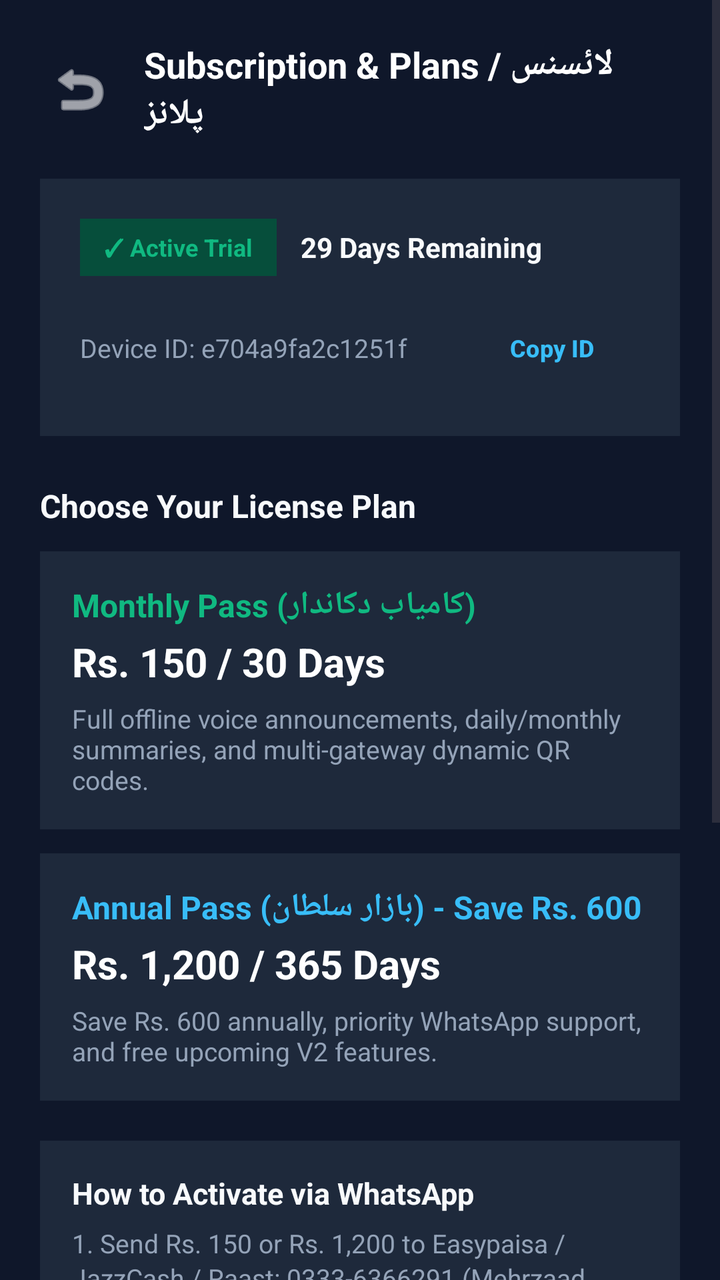
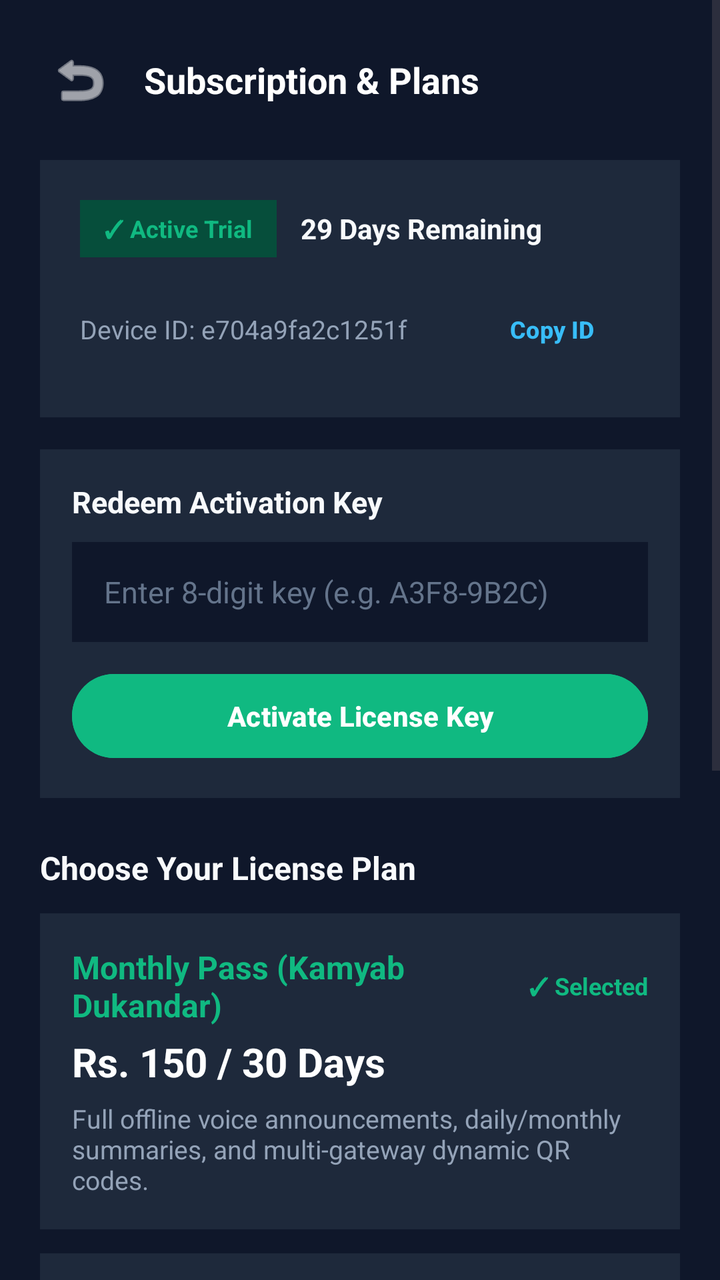

Two renders of the same Android screen: before a commit and after it. Below are the layout's source before the change and the commit's diff.
<!-- AndroidManifest.xml: application theme Theme.BolPaisa -->
<!-- res/layout/activity_subscription.xml -->
<?xml version="1.0" encoding="utf-8"?>
<ScrollView xmlns:android="http://schemas.android.com/apk/res/android"
    android:layout_width="match_parent"
    android:layout_height="match_parent"
    android:background="#0F172A"
    android:fillViewport="true">

    <LinearLayout
        android:layout_width="match_parent"
        android:layout_height="wrap_content"
        android:orientation="vertical"
        android:padding="20dp">

        
        <LinearLayout
            android:layout_width="match_parent"
            android:layout_height="wrap_content"
            android:gravity="center_vertical"
            android:orientation="horizontal">

            <ImageButton
                android:id="@+id/btnBack"
                android:layout_width="40dp"
                android:layout_height="40dp"
                android:background="?attr/selectableItemBackgroundBorderless"
                android:contentDescription="Back"
                android:src="@android:drawable/ic_menu_revert"
                android:tint="#FFFFFF" />

            <TextView
                android:layout_width="wrap_content"
                android:layout_height="wrap_content"
                android:layout_marginStart="12dp"
                android:text="Subscription &amp; Plans / لائسنس پلانز"
                android:textColor="#FFFFFF"
                android:textSize="18sp"
                android:textStyle="bold" />

        </LinearLayout>

        
        <LinearLayout
            android:layout_width="match_parent"
            android:layout_height="wrap_content"
            android:layout_marginTop="20dp"
            android:background="#1E293B"
            android:orientation="vertical"
            android:padding="20dp">

            <LinearLayout
                android:layout_width="match_parent"
                android:layout_height="wrap_content"
                android:gravity="center_vertical"
                android:orientation="horizontal">

                <TextView
                    android:id="@+id/tvStatusChip"
                    android:layout_width="wrap_content"
                    android:layout_height="wrap_content"
                    android:background="#064E3B"
                    android:paddingHorizontal="12dp"
                    android:paddingVertical="6dp"
                    android:text="✓ Active Trial"
                    android:textColor="#10B981"
                    android:textSize="12sp"
                    android:textStyle="bold" />

                <TextView
                    android:id="@+id/tvDaysRemaining"
                    android:layout_width="wrap_content"
                    android:layout_height="wrap_content"
                    android:layout_marginStart="12dp"
                    android:text="29 Days Remaining"
                    android:textColor="#F8FAFC"
                    android:textSize="14sp"
                    android:textStyle="bold" />

            </LinearLayout>

            <LinearLayout
                android:layout_width="match_parent"
                android:layout_height="wrap_content"
                android:layout_marginTop="12dp"
                android:gravity="center_vertical"
                android:orientation="horizontal">

                <TextView
                    android:id="@+id/tvDeviceId"
                    android:layout_width="0dp"
                    android:layout_height="wrap_content"
                    android:layout_weight="1"
                    android:text="Device ID: e704a9fa2c1251f"
                    android:textColor="#94A3B8"
                    android:textSize="13sp" />

                <Button
                    android:id="@+id/btnCopyDeviceId"
                    style="?attr/borderlessButtonStyle"
                    android:layout_width="wrap_content"
                    android:layout_height="wrap_content"
                    android:text="Copy ID"
                    android:textAllCaps="false"
                    android:textColor="#38BDF8"
                    android:textSize="12sp"
                    android:textStyle="bold" />

            </LinearLayout>

        </LinearLayout>

        
        <TextView
            android:layout_width="wrap_content"
            android:layout_height="wrap_content"
            android:layout_marginTop="24dp"
            android:text="Choose Your License Plan"
            android:textColor="#F8FAFC"
            android:textSize="16sp"
            android:textStyle="bold" />

        
        <LinearLayout
            android:layout_width="match_parent"
            android:layout_height="wrap_content"
            android:layout_marginTop="12dp"
            android:background="#1E293B"
            android:orientation="vertical"
            android:padding="16dp">

            <TextView
                android:layout_width="wrap_content"
                android:layout_height="wrap_content"
                android:text="Monthly Pass (کامیاب دکاندار)"
                android:textColor="#10B981"
                android:textSize="16sp"
                android:textStyle="bold" />

            <TextView
                android:layout_width="wrap_content"
                android:layout_height="wrap_content"
                android:layout_marginTop="4dp"
                android:text="Rs. 150 / 30 Days"
                android:textColor="#FFFFFF"
                android:textSize="20sp"
                android:textStyle="bold" />

            <TextView
                android:layout_width="wrap_content"
                android:layout_height="wrap_content"
                android:layout_marginTop="6dp"
                android:text="Full offline voice announcements, daily/monthly summaries, and multi-gateway dynamic QR codes."
                android:textColor="#94A3B8"
                android:textSize="13sp" />

        </LinearLayout>

        
        <LinearLayout
            android:layout_width="match_parent"
            android:layout_height="wrap_content"
            android:layout_marginTop="12dp"
            android:background="#1E293B"
            android:orientation="vertical"
            android:padding="16dp">

            <TextView
                android:layout_width="wrap_content"
                android:layout_height="wrap_content"
                android:text="Annual Pass (بازار سلطان) - Save Rs. 600"
                android:textColor="#38BDF8"
                android:textSize="16sp"
                android:textStyle="bold" />

            <TextView
                android:layout_width="wrap_content"
                android:layout_height="wrap_content"
                android:layout_marginTop="4dp"
                android:text="Rs. 1,200 / 365 Days"
                android:textColor="#FFFFFF"
                android:textSize="20sp"
                android:textStyle="bold" />

            <TextView
                android:layout_width="wrap_content"
                android:layout_height="wrap_content"
                android:layout_marginTop="6dp"
                android:text="Save Rs. 600 annually, priority WhatsApp support, and free upcoming V2 features."
                android:textColor="#94A3B8"
                android:textSize="13sp" />

        </LinearLayout>

        
        <LinearLayout
            android:layout_width="match_parent"
            android:layout_height="wrap_content"
            android:layout_marginTop="20dp"
            android:background="#1E293B"
            android:orientation="vertical"
            android:padding="16dp">

            <TextView
                android:layout_width="wrap_content"
                android:layout_height="wrap_content"
                android:text="How to Activate via WhatsApp"
                android:textColor="#F8FAFC"
                android:textSize="15sp"
                android:textStyle="bold" />

            <TextView
                android:layout_width="wrap_content"
                android:layout_height="wrap_content"
                android:layout_marginTop="6dp"
                android:lineSpacingExtra="2dp"
                android:text="1. Send Rs. 150 or Rs. 1,200 to Easypaisa / JazzCash / Raast: 0333-6366291 (Mehrzaad Technologies).\n2. Tap the button below to share payment proof &amp; receive your 8-digit key."
                android:textColor="#94A3B8"
                android:textSize="13sp" />

            <Button
                android:id="@+id/btnSendWhatsAppProof"
                android:layout_width="match_parent"
                android:layout_height="50dp"
                android:layout_marginTop="16dp"
                android:backgroundTint="#25D366"
                android:text="Send Payment Proof on WhatsApp"
                android:textAllCaps="false"
                android:textColor="#FFFFFF"
                android:textSize="14sp"
                android:textStyle="bold" />

        </LinearLayout>

        
        <LinearLayout
            android:layout_width="match_parent"
            android:layout_height="wrap_content"
            android:layout_marginTop="20dp"
            android:background="#1E293B"
            android:orientation="vertical"
            android:padding="16dp">

            <TextView
                android:layout_width="wrap_content"
                android:layout_height="wrap_content"
                android:text="Redeem Activation Key"
                android:textColor="#F8FAFC"
                android:textSize="15sp"
                android:textStyle="bold" />

            <EditText
                android:id="@+id/etKeyInput"
                android:layout_width="match_parent"
                android:layout_height="50dp"
                android:layout_marginTop="10dp"
                android:background="#0F172A"
                android:hint="Enter 8-digit key (e.g. A3F8-9B2C)"
                android:inputType="textCapCharacters"
                android:paddingHorizontal="16dp"
                android:textColor="#F8FAFC"
                android:textColorHint="#64748B"
                android:textSize="15sp" />

            <Button
                android:id="@+id/btnRedeemKey"
                android:layout_width="match_parent"
                android:layout_height="50dp"
                android:layout_marginTop="12dp"
                android:backgroundTint="#10B981"
                android:text="Activate License Key"
                android:textAllCaps="false"
                android:textColor="#FFFFFF"
                android:textSize="14sp"
                android:textStyle="bold" />

        </LinearLayout>

    </LinearLayout>

</ScrollView>
<!-- resources referenced by this layout -->
<resources>
  <style name="Theme.BolPaisa" parent="Base.Theme.BolPaisa" />
  <style name="Base.Theme.BolPaisa" parent="Theme.Material3.DayNight.NoActionBar">
          
          
      </style>
</resources>

<!-- the commit's change to res/layout/activity_subscription.xml (unified diff, before → after) -->
@@ -31,7 +31,7 @@
                 android:layout_width="wrap_content"
                 android:layout_height="wrap_content"
                 android:layout_marginStart="12dp"
-                android:text="Subscription &amp; Plans / لائسنس پلانز"
+                android:text="Subscription &amp; Plans"
                 android:textColor="#FFFFFF"
                 android:textSize="18sp"
                 android:textStyle="bold" />
@@ -109,132 +109,10 @@
         </LinearLayout>
 
         
-        <TextView
-            android:layout_width="wrap_content"
-            android:layout_height="wrap_content"
-            android:layout_marginTop="24dp"
-            android:text="Choose Your License Plan"
-            android:textColor="#F8FAFC"
-            android:textSize="16sp"
-            android:textStyle="bold" />
-
-        
-        <LinearLayout
-            android:layout_width="match_parent"
-            android:layout_height="wrap_content"
-            android:layout_marginTop="12dp"
-            android:background="#1E293B"
-            android:orientation="vertical"
-            android:padding="16dp">
-
-            <TextView
-                android:layout_width="wrap_content"
-                android:layout_height="wrap_content"
-                android:text="Monthly Pass (کامیاب دکاندار)"
-                android:textColor="#10B981"
-                android:textSize="16sp"
-                android:textStyle="bold" />
-
-            <TextView
-                android:layout_width="wrap_content"
-                android:layout_height="wrap_content"
-                android:layout_marginTop="4dp"
-                android:text="Rs. 150 / 30 Days"
-                android:textColor="#FFFFFF"
-                android:textSize="20sp"
-                android:textStyle="bold" />
-
-            <TextView
-                android:layout_width="wrap_content"
-                android:layout_height="wrap_content"
-                android:layout_marginTop="6dp"
-                android:text="Full offline voice announcements, daily/monthly summaries, and multi-gateway dynamic QR codes."
-                android:textColor="#94A3B8"
-                android:textSize="13sp" />
-
-        </LinearLayout>
-
-        
-        <LinearLayout
-            android:layout_width="match_parent"
-            android:layout_height="wrap_content"
-            android:layout_marginTop="12dp"
-            android:background="#1E293B"
-            android:orientation="vertical"
-            android:padding="16dp">
-
-            <TextView
-                android:layout_width="wrap_content"
-                android:layout_height="wrap_content"
-                android:text="Annual Pass (بازار سلطان) - Save Rs. 600"
-                android:textColor="#38BDF8"
-                android:textSize="16sp"
-                android:textStyle="bold" />
-
-            <TextView
-                android:layout_width="wrap_content"
-                android:layout_height="wrap_content"
-                android:layout_marginTop="4dp"
-                android:text="Rs. 1,200 / 365 Days"
-                android:textColor="#FFFFFF"
-                android:textSize="20sp"
-                android:textStyle="bold" />
-
-            <TextView
-                android:layout_width="wrap_content"
-                android:layout_height="wrap_content"
-                android:layout_marginTop="6dp"
-                android:text="Save Rs. 600 annually, priority WhatsApp support, and free upcoming V2 features."
-                android:textColor="#94A3B8"
-                android:textSize="13sp" />
-
-        </LinearLayout>
-
-        
-        <LinearLayout
-            android:layout_width="match_parent"
-            android:layout_height="wrap_content"
-            android:layout_marginTop="20dp"
-            android:background="#1E293B"
-            android:orientation="vertical"
-            android:padding="16dp">
-
-            <TextView
-                android:layout_width="wrap_content"
-                android:layout_height="wrap_content"
-                android:text="How to Activate via WhatsApp"
-                android:textColor="#F8FAFC"
-                android:textSize="15sp"
-                android:textStyle="bold" />
-
-            <TextView
-                android:layout_width="wrap_content"
-                android:layout_height="wrap_content"
-                android:layout_marginTop="6dp"
-                android:lineSpacingExtra="2dp"
-                android:text="1. Send Rs. 150 or Rs. 1,200 to Easypaisa / JazzCash / Raast: 0333-6366291 (Mehrzaad Technologies).\n2. Tap the button below to share payment proof &amp; receive your 8-digit key."
-                android:textColor="#94A3B8"
-                android:textSize="13sp" />
-
-            <Button
-                android:id="@+id/btnSendWhatsAppProof"
-                android:layout_width="match_parent"
-                android:layout_height="50dp"
-                android:layout_marginTop="16dp"
-                android:backgroundTint="#25D366"
-                android:text="Send Payment Proof on WhatsApp"
-                android:textAllCaps="false"
-                android:textColor="#FFFFFF"
-                android:textSize="14sp"
-                android:textStyle="bold" />
-
-        </LinearLayout>
-
-        
-        <LinearLayout
-            android:layout_width="match_parent"
-            android:layout_height="wrap_content"
-            android:layout_marginTop="20dp"
+        <LinearLayout
+            android:layout_width="match_parent"
+            android:layout_height="wrap_content"
+            android:layout_marginTop="16dp"
             android:background="#1E293B"
             android:orientation="vertical"
             android:padding="16dp">
@@ -274,6 +152,174 @@
 
         </LinearLayout>
 
+        
+        <TextView
+            android:layout_width="wrap_content"
+            android:layout_height="wrap_content"
+            android:layout_marginTop="24dp"
+            android:text="Choose Your License Plan"
+            android:textColor="#F8FAFC"
+            android:textSize="16sp"
+            android:textStyle="bold" />
+
+        
+        <LinearLayout
+            android:id="@+id/cardMonthlyPlan"
+            android:layout_width="match_parent"
+            android:layout_height="wrap_content"
+            android:layout_marginTop="12dp"
+            android:background="#1E293B"
+            android:clickable="true"
+            android:focusable="true"
+            android:orientation="vertical"
+            android:padding="16dp">
+
+            <LinearLayout
+                android:layout_width="match_parent"
+                android:layout_height="wrap_content"
+                android:gravity="center_vertical"
+                android:orientation="horizontal">
+
+                <TextView
+                    android:id="@+id/tvMonthlyTitle"
+                    android:layout_width="0dp"
+                    android:layout_height="wrap_content"
+                    android:layout_weight="1"
+                    android:text="Monthly Pass (Kamyab Dukandar)"
+                    android:textColor="#10B981"
+                    android:textSize="16sp"
+                    android:textStyle="bold" />
+
+                <TextView
+                    android:id="@+id/tvMonthlyCheck"
+                    android:layout_width="wrap_content"
+                    android:layout_height="wrap_content"
+                    android:text="✓ Selected"
+                    android:textColor="#10B981"
+                    android:textSize="12sp"
+                    android:textStyle="bold" />
+
+            </LinearLayout>
+
+            <TextView
+                android:layout_width="wrap_content"
+                android:layout_height="wrap_content"
+                android:layout_marginTop="4dp"
+                android:text="Rs. 150 / 30 Days"
+                android:textColor="#FFFFFF"
+                android:textSize="20sp"
+                android:textStyle="bold" />
+
+            <TextView
+                android:layout_width="wrap_content"
+                android:layout_height="wrap_content"
+                android:layout_marginTop="6dp"
+                android:text="Full offline voice announcements, daily/monthly summaries, and multi-gateway dynamic QR codes."
+                android:textColor="#94A3B8"
+                android:textSize="13sp" />
+
+        </LinearLayout>
+
+        
+        <LinearLayout
+            android:id="@+id/cardAnnualPlan"
+            android:layout_width="match_parent"
+            android:layout_height="wrap_content"
+            android:layout_marginTop="12dp"
+            android:background="#1E293B"
+            android:clickable="true"
+            android:focusable="true"
+            android:orientation="vertical"
+            android:padding="16dp">
+
+            <LinearLayout
+                android:layout_width="match_parent"
+                android:layout_height="wrap_content"
+                android:gravity="center_vertical"
+                android:orientation="horizontal">
+
+                <TextView
+                    android:id="@+id/tvAnnualTitle"
+                    android:layout_width="0dp"
+                    android:layout_height="wrap_content"
+                    android:layout_weight="1"
+                    android:text="Annual Pass (Bazaar Sultan) - Save Rs. 600"
+                    android:textColor="#38BDF8"
+                    android:textSize="16sp"
+                    android:textStyle="bold" />
+
+                <TextView
+                    android:id="@+id/tvAnnualCheck"
+                    android:layout_width="wrap_content"
+                    android:layout_height="wrap_content"
+                    android:text=""
+                    android:textColor="#10B981"
+                    android:textSize="12sp"
+                    android:textStyle="bold"
+                    android:visibility="gone" />
+
+            </LinearLayout>
+
+            <TextView
+                android:layout_width="wrap_content"
+                android:layout_height="wrap_content"
+                android:layout_marginTop="4dp"
+                android:text="Rs. 1,200 / 365 Days"
+                android:textColor="#FFFFFF"
+                android:textSize="20sp"
+                android:textStyle="bold" />
+
+            <TextView
+                android:layout_width="wrap_content"
+                android:layout_height="wrap_content"
+                android:layout_marginTop="6dp"
+                android:text="Save Rs. 600 annually, priority WhatsApp support, and free upcoming V2 features."
+                android:textColor="#94A3B8"
+                android:textSize="13sp" />
+
+        </LinearLayout>
+
+        
+        <LinearLayout
+            android:layout_width="match_parent"
+            android:layout_height="wrap_content"
+            android:layout_marginTop="20dp"
+            android:background="#1E293B"
+            android:orientation="vertical"
+            android:padding="16dp">
+
+            <TextView
+                android:layout_width="wrap_content"
+                android:layout_height="wrap_content"
+                android:text="How to Activate via WhatsApp"
+                android:textColor="#F8FAFC"
+                android:textSize="15sp"
+                android:textStyle="bold" />
+
+            <TextView
+                android:layout_width="wrap_content"
+                android:layout_height="wrap_content"
+                android:layout_marginTop="6dp"
+                android:lineSpacingExtra="3dp"
+                android:text="1. Transfer fee to Easypaisa / JazzCash / Raast: 0333-6366291 (Mehrzaad Technologies).\n2. Select your paid plan above and tap the WhatsApp button.\n3. IMPORTANT: Attach your payment screenshot and Transaction ID (TID) in the WhatsApp chat to receive your 8-digit key."
+                android:textColor="#94A3B8"
+                android:textSize="13sp" />
+
+            
+            <Button
+                android:id="@+id/btnSendWhatsAppProof"
+                android:layout_width="match_parent"
+                android:layout_height="52dp"
+                android:layout_marginTop="16dp"
+                android:backgroundTint="#25D366"
+                android:text="Send Payment Proof on WhatsApp"
+                android:textAllCaps="false"
+                android:textColor="#FFFFFF"
+                android:textSize="14sp"
+                android:textStyle="bold" />
+
+        </LinearLayout>
+
     </LinearLayout>
 
 </ScrollView>
